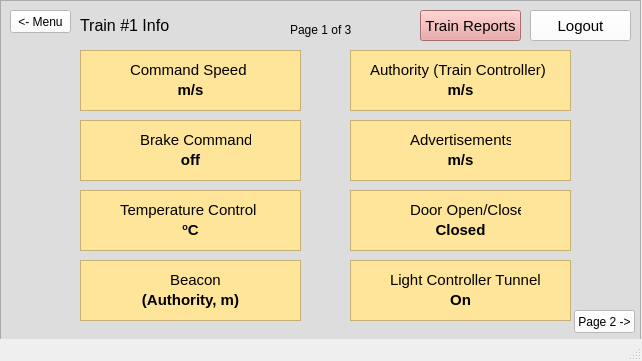
Above: src/UI/TrainModel/Train_Info_Page1.ui from aet37/ECE1140-Project before the change. Below: the same form after it.
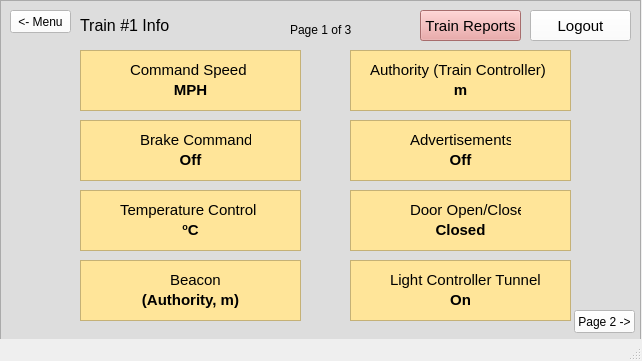
That is the form after the change.

The edit to the form file:
```diff
--- a/src/UI/TrainModel/Train_Info_Page1.ui
+++ b/src/UI/TrainModel/Train_Info_Page1.ui
@@ -162,7 +162,7 @@
       <string>Command Speed</string>
      </property>
     </widget>
-    <widget class="QTextBrowser" name="disp_command_speed">
+    <widget class="QTextBrowser" name="textBrowser">
      <property name="geometry">
       <rect>
        <x>80</x>
@@ -179,12 +179,10 @@
 &lt;html&gt;&lt;head&gt;&lt;meta name=&quot;qrichtext&quot; content=&quot;1&quot; /&gt;&lt;style type=&quot;text/css&quot;&gt;
 p, li { white-space: pre-wrap; }
 &lt;/style&gt;&lt;/head&gt;&lt;body style=&quot; font-family:'MS Shell Dlg 2'; font-size:8.25pt; font-weight:400; font-style:normal;&quot;&gt;
-&lt;p align=&quot;center&quot; style=&quot;-qt-paragraph-type:empty; margin-top:0px; margin-bottom:0px; margin-left:0px; margin-right:0px; -qt-block-indent:0; text-indent:0px;&quot;&gt;&lt;br /&gt;&lt;/p&gt;
-&lt;p align=&quot;center&quot; style=&quot;-qt-paragraph-type:empty; margin-top:0px; margin-bottom:0px; margin-left:0px; margin-right:0px; -qt-block-indent:0; text-indent:0px; font-weight:600;&quot;&gt;&lt;br /&gt;&lt;/p&gt;
-&lt;p align=&quot;center&quot; style=&quot; margin-top:0px; margin-bottom:0px; margin-left:0px; margin-right:0px; -qt-block-indent:0; text-indent:0px;&quot;&gt;&lt;span style=&quot; font-size:11pt; font-weight:600;&quot;&gt;m/s&lt;/span&gt;&lt;/p&gt;&lt;/body&gt;&lt;/html&gt;</string>
+&lt;p align=&quot;center&quot; style=&quot;-qt-paragraph-type:empty; margin-top:0px; margin-bottom:0px; margin-left:0px; margin-right:0px; -qt-block-indent:0; text-indent:0px;&quot;&gt;&lt;br /&gt;&lt;/p&gt;&lt;/body&gt;&lt;/html&gt;</string>
      </property>
     </widget>
-    <widget class="QTextBrowser" name="disp_authority_train">
+    <widget class="QTextBrowser" name="textBrowser_2">
      <property name="geometry">
       <rect>
        <x>350</x>
@@ -201,9 +199,7 @@
 &lt;html&gt;&lt;head&gt;&lt;meta name=&quot;qrichtext&quot; content=&quot;1&quot; /&gt;&lt;style type=&quot;text/css&quot;&gt;
 p, li { white-space: pre-wrap; }
 &lt;/style&gt;&lt;/head&gt;&lt;body style=&quot; font-family:'MS Shell Dlg 2'; font-size:8.25pt; font-weight:400; font-style:normal;&quot;&gt;
-&lt;p align=&quot;center&quot; style=&quot;-qt-paragraph-type:empty; margin-top:0px; margin-bottom:0px; margin-left:0px; margin-right:0px; -qt-block-indent:0; text-indent:0px;&quot;&gt;&lt;br /&gt;&lt;/p&gt;
-&lt;p align=&quot;center&quot; style=&quot;-qt-paragraph-type:empty; margin-top:0px; margin-bottom:0px; margin-left:0px; margin-right:0px; -qt-block-indent:0; text-indent:0px; font-weight:600;&quot;&gt;&lt;br /&gt;&lt;/p&gt;
-&lt;p align=&quot;center&quot; style=&quot; margin-top:0px; margin-bottom:0px; margin-left:0px; margin-right:0px; -qt-block-indent:0; text-indent:0px;&quot;&gt;&lt;span style=&quot; font-size:11pt; font-weight:600;&quot;&gt;m/s&lt;/span&gt;&lt;/p&gt;&lt;/body&gt;&lt;/html&gt;</string>
+&lt;p align=&quot;center&quot; style=&quot;-qt-paragraph-type:empty; margin-top:0px; margin-bottom:0px; margin-left:0px; margin-right:0px; -qt-block-indent:0; text-indent:0px;&quot;&gt;&lt;br /&gt;&lt;/p&gt;&lt;/body&gt;&lt;/html&gt;</string>
      </property>
     </widget>
     <widget class="QLabel" name="label_3">
@@ -227,7 +223,7 @@
       <string>Authority (Train Controller)</string>
      </property>
     </widget>
-    <widget class="QTextBrowser" name="disp_advertisements">
+    <widget class="QTextBrowser" name="textBrowser_4">
      <property name="geometry">
       <rect>
        <x>350</x>
@@ -244,12 +240,10 @@
 &lt;html&gt;&lt;head&gt;&lt;meta name=&quot;qrichtext&quot; content=&quot;1&quot; /&gt;&lt;style type=&quot;text/css&quot;&gt;
 p, li { white-space: pre-wrap; }
 &lt;/style&gt;&lt;/head&gt;&lt;body style=&quot; font-family:'MS Shell Dlg 2'; font-size:8.25pt; font-weight:400; font-style:normal;&quot;&gt;
-&lt;p align=&quot;center&quot; style=&quot;-qt-paragraph-type:empty; margin-top:0px; margin-bottom:0px; margin-left:0px; margin-right:0px; -qt-block-indent:0; text-indent:0px;&quot;&gt;&lt;br /&gt;&lt;/p&gt;
-&lt;p align=&quot;center&quot; style=&quot;-qt-paragraph-type:empty; margin-top:0px; margin-bottom:0px; margin-left:0px; margin-right:0px; -qt-block-indent:0; text-indent:0px; font-weight:600;&quot;&gt;&lt;br /&gt;&lt;/p&gt;
-&lt;p align=&quot;center&quot; style=&quot; margin-top:0px; margin-bottom:0px; margin-left:0px; margin-right:0px; -qt-block-indent:0; text-indent:0px;&quot;&gt;&lt;span style=&quot; font-size:11pt; font-weight:600;&quot;&gt;m/s&lt;/span&gt;&lt;/p&gt;&lt;/body&gt;&lt;/html&gt;</string>
+&lt;p align=&quot;center&quot; style=&quot;-qt-paragraph-type:empty; margin-top:0px; margin-bottom:0px; margin-left:0px; margin-right:0px; -qt-block-indent:0; text-indent:0px;&quot;&gt;&lt;br /&gt;&lt;/p&gt;&lt;/body&gt;&lt;/html&gt;</string>
      </property>
     </widget>
-    <widget class="QTextBrowser" name="disp_brake_command">
+    <widget class="QTextBrowser" name="textBrowser_3">
      <property name="geometry">
       <rect>
        <x>80</x>
@@ -266,9 +260,7 @@
 &lt;html&gt;&lt;head&gt;&lt;meta name=&quot;qrichtext&quot; content=&quot;1&quot; /&gt;&lt;style type=&quot;text/css&quot;&gt;
 p, li { white-space: pre-wrap; }
 &lt;/style&gt;&lt;/head&gt;&lt;body style=&quot; font-family:'MS Shell Dlg 2'; font-size:8.25pt; font-weight:400; font-style:normal;&quot;&gt;
-&lt;p align=&quot;center&quot; style=&quot;-qt-paragraph-type:empty; margin-top:0px; margin-bottom:0px; margin-left:0px; margin-right:0px; -qt-block-indent:0; text-indent:0px;&quot;&gt;&lt;br /&gt;&lt;/p&gt;
-&lt;p align=&quot;center&quot; style=&quot;-qt-paragraph-type:empty; margin-top:0px; margin-bottom:0px; margin-left:0px; margin-right:0px; -qt-block-indent:0; text-indent:0px; font-weight:600;&quot;&gt;&lt;br /&gt;&lt;/p&gt;
-&lt;p align=&quot;center&quot; style=&quot; margin-top:0px; margin-bottom:0px; margin-left:0px; margin-right:0px; -qt-block-indent:0; text-indent:0px;&quot;&gt;&lt;span style=&quot; font-size:11pt; font-weight:600;&quot;&gt;off&lt;/span&gt;&lt;/p&gt;&lt;/body&gt;&lt;/html&gt;</string>
+&lt;p align=&quot;center&quot; style=&quot;-qt-paragraph-type:empty; margin-top:0px; margin-bottom:0px; margin-left:0px; margin-right:0px; -qt-block-indent:0; text-indent:0px;&quot;&gt;&lt;br /&gt;&lt;/p&gt;&lt;/body&gt;&lt;/html&gt;</string>
      </property>
     </widget>
     <widget class="QLabel" name="label_4">
@@ -535,6 +527,110 @@
       <string>&lt;- Menu</string>
      </property>
     </widget>
+    <widget class="QLabel" name="disp_command_speed">
+     <property name="geometry">
+      <rect>
+       <x>90</x>
+       <y>80</y>
+       <width>201</width>
+       <height>20</height>
+      </rect>
+     </property>
+     <property name="font">
+      <font>
+       <pointsize>11</pointsize>
+       <weight>75</weight>
+       <bold>true</bold>
+      </font>
+     </property>
+     <property name="styleSheet">
+      <string notr="true">background-color: rgb(255, 229, 153);</string>
+     </property>
+     <property name="text">
+      <string>MPH</string>
+     </property>
+     <property name="alignment">
+      <set>Qt::AlignCenter</set>
+     </property>
+    </widget>
+    <widget class="QLabel" name="disp_authority_train">
+     <property name="geometry">
+      <rect>
+       <x>360</x>
+       <y>80</y>
+       <width>201</width>
+       <height>20</height>
+      </rect>
+     </property>
+     <property name="font">
+      <font>
+       <pointsize>11</pointsize>
+       <weight>75</weight>
+       <bold>true</bold>
+      </font>
+     </property>
+     <property name="styleSheet">
+      <string notr="true">background-color: rgb(255, 229, 153);</string>
+     </property>
+     <property name="text">
+      <string>m</string>
+     </property>
+     <property name="alignment">
+      <set>Qt::AlignCenter</set>
+     </property>
+    </widget>
+    <widget class="QLabel" name="disp_brake_command">
+     <property name="geometry">
+      <rect>
+       <x>90</x>
+       <y>150</y>
+       <width>201</width>
+       <height>20</height>
+      </rect>
+     </property>
+     <property name="font">
+      <font>
+       <pointsize>11</pointsize>
+       <weight>75</weight>
+       <bold>true</bold>
+      </font>
+     </property>
+     <property name="styleSheet">
+      <string notr="true">background-color: rgb(255, 229, 153);</string>
+     </property>
+     <property name="text">
+      <string>Off</string>
+     </property>
+     <property name="alignment">
+      <set>Qt::AlignCenter</set>
+     </property>
+    </widget>
+    <widget class="QLabel" name="disp_advertisements">
+     <property name="geometry">
+      <rect>
+       <x>360</x>
+       <y>150</y>
+       <width>201</width>
+       <height>20</height>
+      </rect>
+     </property>
+     <property name="font">
+      <font>
+       <pointsize>11</pointsize>
+       <weight>75</weight>
+       <bold>true</bold>
+      </font>
+     </property>
+     <property name="styleSheet">
+      <string notr="true">background-color: rgb(255, 229, 153);</string>
+     </property>
+     <property name="text">
+      <string>Off</string>
+     </property>
+     <property name="alignment">
+      <set>Qt::AlignCenter</set>
+     </property>
+    </widget>
     <zorder>label</zorder>
     <zorder>report_button_info1</zorder>
     <zorder>disp_command_speed</zorder>
```
Left out of the diff: 12 changed lines with no effect on the pictures.
